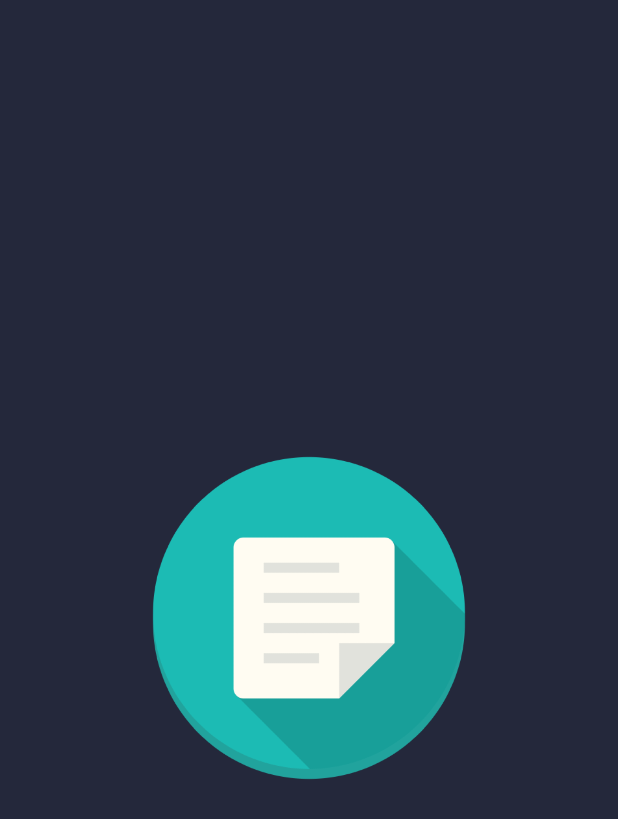
After one commit to PanchalAnsh/TestApp, an Android app: the SplashScreenActivity screen opened directly, with no data from a screen before it, on a phone screen of 412 x 824 dp. The commit adds this screen. Shown: the top 819 px of the screen. Run offline under Robolectric (Android 15) with nearby library versions, the phone set to English and light mode, and no system bars; our stand-ins replace sdp/ssp sizes.

Commit message:
SplashScreenActivity Done & SDP,SSP dependancy add Commit

```diff
--- a/app/build.gradle
+++ b/app/build.gradle
@@ -36,4 +36,6 @@ dependencies {
     testImplementation 'junit:junit:4.13.2'
     androidTestImplementation 'androidx.test.ext:junit:1.1.5'
     androidTestImplementation 'androidx.test.espresso:espresso-core:3.5.1'
+    implementation 'com.intuit.sdp:sdp-android:1.1.0'
+    implementation 'com.intuit.ssp:ssp-android:1.1.0'
 }
--- a/app/src/main/AndroidManifest.xml
+++ b/app/src/main/AndroidManifest.xml
@@ -13,14 +13,17 @@
         android:theme="@style/Theme.TestApp"
         tools:targetApi="31">
         <activity
-            android:name=".MainActivity"
-            android:exported="true">
+            android:name=".Activities.SplashScreenActivity"
+            android:exported="true" >
             <intent-filter>
                 <action android:name="android.intent.action.MAIN" />
 
                 <category android:name="android.intent.category.LAUNCHER" />
             </intent-filter>
         </activity>
+        <activity android:name=".MainActivity" />
+
+
     </application>
 
 </manifest>
--- /dev/null
+++ b/app/src/main/java/com/example/testapp/Activities/SplashScreenActivity.java
@@ -0,0 +1,28 @@
+package com.example.testapp.Activities;
+
+import androidx.appcompat.app.AppCompatActivity;
+
+import android.content.Intent;
+import android.os.Bundle;
+import android.os.Handler;
+
+import com.example.testapp.MainActivity;
+import com.example.testapp.R;
+
+public class SplashScreenActivity extends AppCompatActivity {
+
+    @Override
+    protected void onCreate(Bundle savedInstanceState) {
+        super.onCreate(savedInstanceState);
+        setContentView(R.layout.activity_splash_screen);
+
+        new Handler().postDelayed(new Runnable() {
+            @Override
+            public void run() {
+                Intent intent = new Intent(SplashScreenActivity.this, MainActivity.class);
+                startActivity(intent);
+                finish();
+            }
+        }, 2000);
+    }
+}
--- a/app/src/main/java/com/example/testapp/MainActivity.java
+++ b/app/src/main/java/com/example/testapp/MainActivity.java
@@ -10,5 +10,6 @@ public class MainActivity extends AppCompatActivity {
     protected void onCreate(Bundle savedInstanceState) {
         super.onCreate(savedInstanceState);
         setContentView(R.layout.activity_main);
+
     }
 }
--- /dev/null
+++ b/app/src/main/res/layout/activity_splash_screen.xml
@@ -0,0 +1,19 @@
+<?xml version="1.0" encoding="utf-8"?>
+<androidx.constraintlayout.widget.ConstraintLayout xmlns:android="http://schemas.android.com/apk/res/android"
+    xmlns:app="http://schemas.android.com/apk/res-auto"
+    xmlns:tools="http://schemas.android.com/tools"
+    android:layout_width="match_parent"
+    android:layout_height="match_parent"
+    tools:context=".Activities.SplashScreenActivity"
+    android:background="#24283B">
+
+    <ImageView
+        android:layout_width="@dimen/_170sdp"
+        android:layout_height="@dimen/_170sdp"
+        android:src="@drawable/splashscreenimg"
+        app:layout_constraintBottom_toBottomOf="parent"
+        app:layout_constraintEnd_toEndOf="parent"
+        app:layout_constraintStart_toStartOf="parent"
+        app:layout_constraintTop_toTopOf="parent" />
+
+</androidx.constraintlayout.widget.ConstraintLayout>
```
Also changed, not shown: app/src/main/res/drawable/splashscreenimg.png (added).
